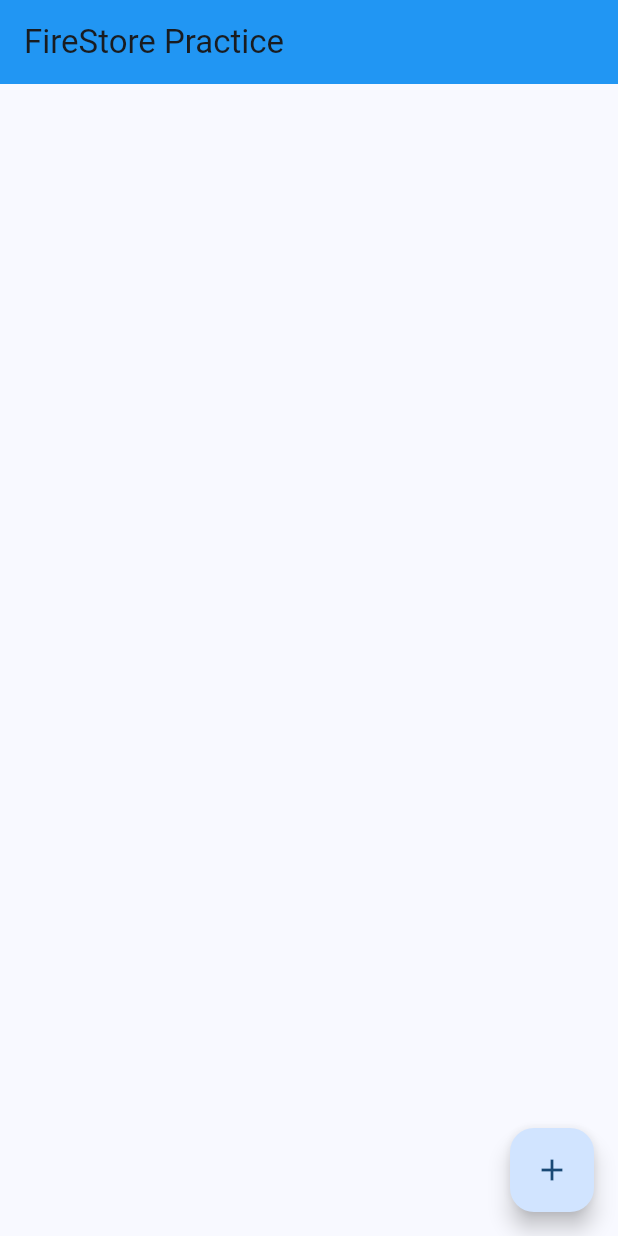
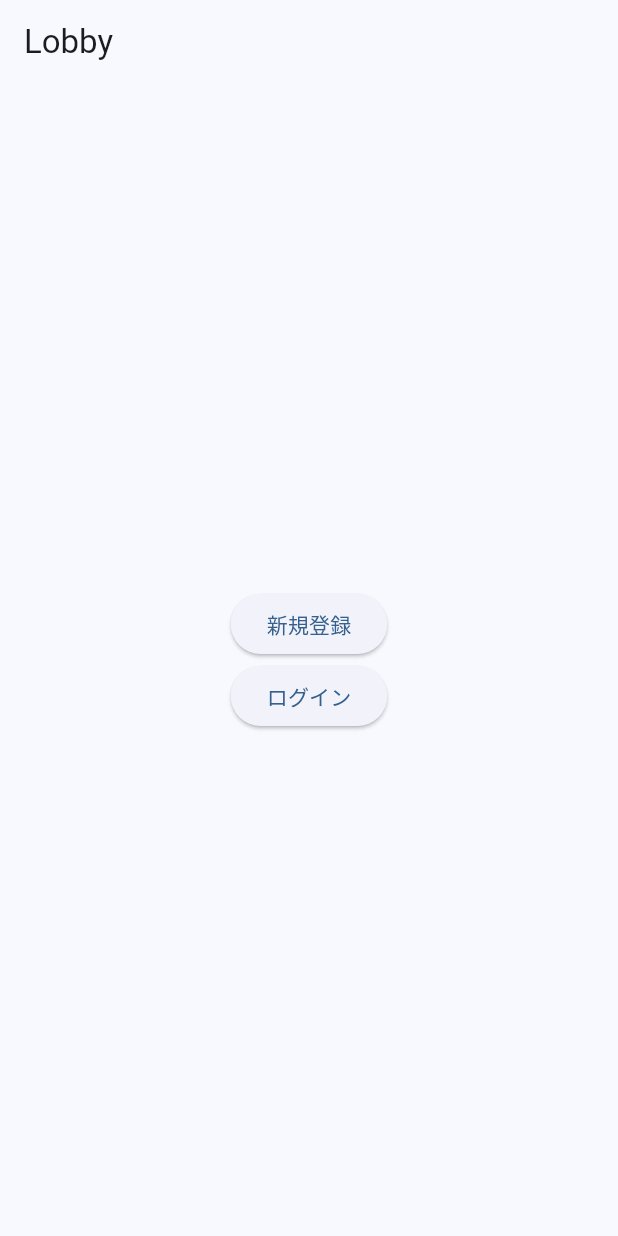
Before and after one commit to hirodesu85/flutter_univ_practice, a Flutter app: the screen it shows after launch, on a phone screen of 412 x 824 dp. Run offline on Flutter 3.47's test engine with Material 3 defaults, Android fonts, the phone set to English and light mode, and no system bars; our stand-ins replace cloud_firestore, firebase_auth, firebase_core; accounts and stored records are empty.

Commit message:
add:認証機能

```diff
--- a/lib/main.dart
+++ b/lib/main.dart
@@ -1,7 +1,9 @@
+import 'package:firebase_auth/firebase_auth.dart';
 import 'package:flutter/material.dart';
 import 'package:firebase_core/firebase_core.dart';
+import 'package:flutter_univ_practice/screens/home_screen.dart';
+import 'package:flutter_univ_practice/screens/lobby_screen.dart';
 import 'firebase_options.dart';
-import 'package:flutter_univ_practice/screens/home_screen.dart';
 
 void main() async {
   WidgetsFlutterBinding.ensureInitialized();
@@ -16,13 +18,14 @@
 
   @override
   Widget build(BuildContext context) {
+    final bool isLogin = FirebaseAuth.instance.currentUser != null;
+
     return MaterialApp(
-      title: 'Flutter Univ Practice',
-      theme: ThemeData(
-        colorScheme: ColorScheme.fromSeed(seedColor: Colors.blue),
-        useMaterial3: true,
-      ),
-      home: const HomeScreen(),
-    );
+        title: 'Flutter Univ Practice',
+        theme: ThemeData(
+          colorScheme: ColorScheme.fromSeed(seedColor: Colors.blue),
+          useMaterial3: true,
+        ),
+        home: isLogin ? const HomeScreen() : const LobbyScreen());
   }
 }
--- /dev/null
+++ b/lib/screens/lobby_screen.dart
@@ -0,0 +1,39 @@
+import 'package:flutter/material.dart';
+import 'package:flutter_univ_practice/screens/log_in_screen.dart';
+import 'package:flutter_univ_practice/screens/sign_up_screen.dart';
+
+class LobbyScreen extends StatelessWidget {
+  const LobbyScreen({super.key});
+
+  @override
+  Widget build(BuildContext context) {
+    return Scaffold(
+      appBar: AppBar(title: const Text("Lobby")),
+      body: Center(
+        child: Column(
+          mainAxisAlignment: MainAxisAlignment.center,
+          children: [
+            ElevatedButton(
+              onPressed: () {
+                Navigator.push(
+                  context,
+                  MaterialPageRoute(builder: (context) => const SignUpScreen()),
+                );
+              },
+              child: const Text("新規登録"),
+            ),
+            ElevatedButton(
+              onPressed: () {
+                Navigator.push(
+                  context,
+                  MaterialPageRoute(builder: (context) => const LogInScreen()),
+                );
+              },
+              child: const Text("ログイン"),
+            ),
+          ],
+        ),
+      ),
+    );
+  }
+}
--- a/pubspec.yaml
+++ b/pubspec.yaml
@@ -36,6 +36,7 @@
   cupertino_icons: ^1.0.8
   firebase_core: ^3.9.0
   cloud_firestore: ^5.6.0
+  firebase_auth: ^5.3.4
 
 dev_dependencies:
   flutter_test:
```
Also changed, not shown: lib/screens/home_screen.dart (+15 -0 lines), lib/screens/log_in_screen.dart (added, +63 -0 lines), lib/screens/sign_up_screen.dart (added, +64 -0 lines), pubspec.lock, 4 other files.
